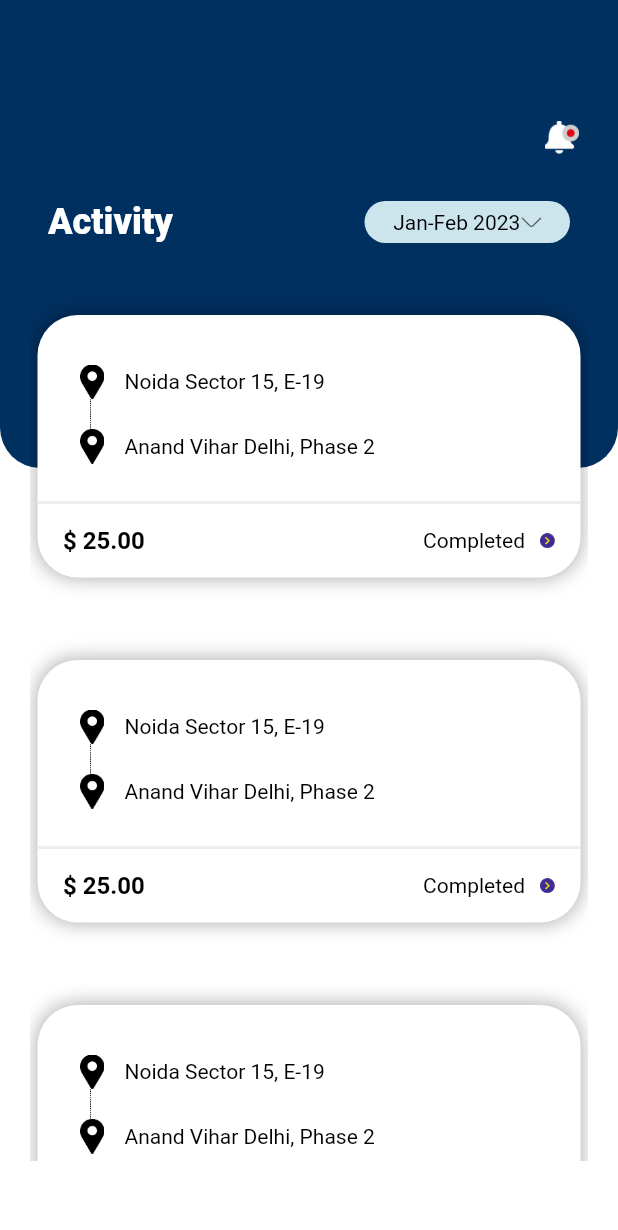
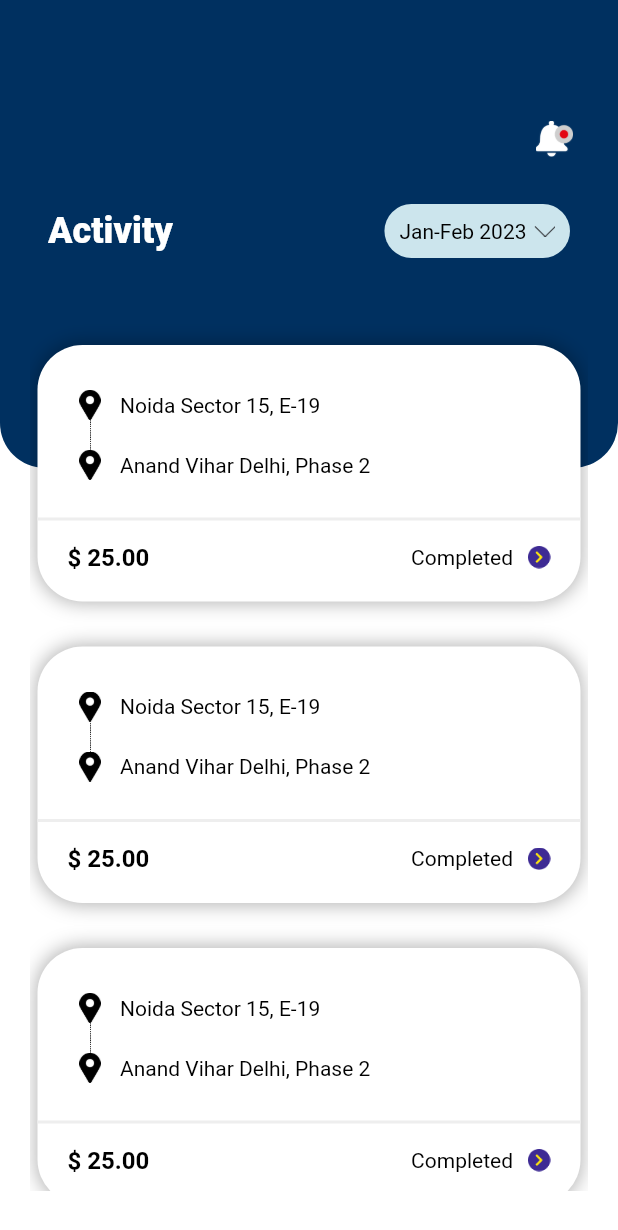
Before and after one commit to rinkuniks/flygrs-flutter, a Flutter app: the ActivityScreen screen opened directly, on a phone screen of 412 x 824 dp. Shown: the top 1230 px of the screen. Run offline on Flutter 3.47's test engine with Material 2 defaults, Android fonts, the light colour scheme and no system bars; our stand-ins replace flutter_rating_bar, flutter_svg, syncfusion_flutter_datepicker; missing offline and left inert: flutter_share; Roboto replaces fonts that are missing (Poppins).

Commit message:
UI modify

```diff
--- a/lib/res/components/NotificationHeader.dart
+++ b/lib/res/components/NotificationHeader.dart
@@ -17,7 +17,7 @@ class _NotificationHeaderState extends State<NotificationHeader> {
   @override
   Widget build(BuildContext context) {
     return  Padding(
-      padding: const EdgeInsets.only(top: 40, right: 26, left: 20),
+      padding: const EdgeInsets.only(top: 40, right: 30, left: 20),
       child: Row(
         mainAxisAlignment: (widget.isBack ?? false == true) ? MainAxisAlignment.spaceBetween : MainAxisAlignment.end,
         children: [
@@ -38,8 +38,8 @@ class _NotificationHeaderState extends State<NotificationHeader> {
             },
             child: Image.asset(
               'assets/images/notification.png',
-              height: 23,
-              width: 23,
+              height: 25,
+              width: 25,
             ),
           )
         ],
--- a/lib/view/activity/activity.dart
+++ b/lib/view/activity/activity.dart
@@ -14,7 +14,13 @@ class ActivityScreen extends StatefulWidget {
 }
 
 class _ActivityScreenState extends State<ActivityScreen> {
-  final List<String> entries = <String>['Payment Method', 'History', 'Invite Friends', 'Settings', 'Logout'];
+  final List<String> entries = <String>[
+    'Payment Method',
+    'History',
+    'Invite Friends',
+    'Settings',
+    'Logout'
+  ];
   String _selectedDate = '';
   String _dateCount = '';
   String _range = '';
@@ -22,18 +28,6 @@ class _ActivityScreenState extends State<ActivityScreen> {
   bool isShowCalendar = false;
 
   void _onSelectionChanged(DateRangePickerSelectionChangedArgs args) {
-    /// The argument value will return the changed date as [DateTime] when the
-    /// widget [SfDateRangeSelectionMode] set as single.
-    ///
-    /// The argument value will return the changed dates as [List<DateTime>]
-    /// when the widget [SfDateRangeSelectionMode] set as multiple.
-    ///
-    /// The argument value will return the changed range as [PickerDateRange]
-    /// when the widget [SfDateRangeSelectionMode] set as range.
-    ///
-    /// The argument value will return the changed ranges as
-    /// [List<PickerDateRange] when the widget [SfDateRangeSelectionMode] set as
-    /// multi range.
     setState(() {
       if (args.value is PickerDateRange) {
         _range = '${DateFormat('dd/MM/yyyy').format(args.value.startDate)} -'
@@ -61,17 +55,19 @@ class _ActivityScreenState extends State<ActivityScreen> {
               left: 0,
               child: Container(
                 padding: const EdgeInsets.only(top: 40),
-                height: MediaQuery.of(context).size.height / 2 -100,
+                height: MediaQuery.of(context).size.height / 2 - 100,
                 decoration: const BoxDecoration(
-                  borderRadius: BorderRadius.only(bottomLeft:  Radius.circular(27), bottomRight:  Radius.circular(27)),
+                  borderRadius: BorderRadius.only(
+                      bottomLeft: Radius.circular(30),
+                      bottomRight: Radius.circular(30)),
                   color: AppColors.primaryBackgroundColor,
                 ),
                 child: Column(
                   children: [
                     const NotificationHeader(),
-
                     Container(
-                      margin: const EdgeInsets.only(left: 32, right: 32, top: 31),
+                      margin:
+                          const EdgeInsets.only(left: 32, right: 32, top: 31),
                       child: Row(
                         mainAxisAlignment: MainAxisAlignment.spaceBetween,
                         children: [
@@ -84,22 +80,21 @@ class _ActivityScreenState extends State<ActivityScreen> {
                                 color: AppColors.white),
                           ),
                           Container(
-                            height: 28,
-                            width: 137,
+                            padding: const EdgeInsets.all(10),
                             decoration: const BoxDecoration(
                                 color: AppColors.secondaryBackgroundColor,
-                              borderRadius: BorderRadius.all(Radius.circular(28))
-                            ),
-                            child:  Row(
+                                borderRadius:
+                                    BorderRadius.all(Radius.circular(30))),
+                            child: Row(
                               mainAxisAlignment: MainAxisAlignment.center,
                               children: [
                                 InkWell(
-                                  onTap: (){
+                                  onTap: () {
                                     setState(() {
                                       isShowCalendar = !isShowCalendar;
                                     });
                                   },
-                                  child:  const Text(
+                                  child: const Text(
                                     'Jan-Feb 2023',
                                     style: TextStyle(
                                         fontFamily: 'Poppins',
@@ -108,10 +103,12 @@ class _ActivityScreenState extends State<ActivityScreen> {
                                         color: AppColors.black),
                                   ),
                                 ),
-
+                                const SizedBox(
+                                  width: 5,
+                                ),
                                 Image.asset(
                                   'assets/images/dropdown.png',
-                                  height: 7,
+                                  height: 10,
                                   width: 14,
                                 ),
                               ],
@@ -122,40 +119,34 @@ class _ActivityScreenState extends State<ActivityScreen> {
                     )
                   ],
                 ),
-              )
-          ),
+              )),
           Positioned(
               top: 190,
               child: Container(
-                height: MediaQuery.of(context).size.height-240,
-                width: MediaQuery.of(context).size.width - 40,
-                margin: const EdgeInsets.symmetric(horizontal: 20),
-
+                height: MediaQuery.of(context).size.height - 200,
+                width: MediaQuery.of(context).size.width,
+                padding: const EdgeInsets.all(20),
                 child: ListView.builder(
                     padding: const EdgeInsets.only(top: 20, left: 5, right: 5),
                     itemCount: entries.length,
                     itemBuilder: (BuildContext context, int index) {
                       return Container(
-                          height: 175,
-                          margin: const EdgeInsets.only(bottom: 55),
+                        padding: const EdgeInsets.only(bottom: 20),
+                        margin: const EdgeInsets.only(bottom: 30),
                         decoration: BoxDecoration(
                             color: AppColors.white,
-                            borderRadius: BorderRadius.circular(27),
+                            borderRadius: BorderRadius.circular(30),
                             boxShadow: [
                               BoxShadow(
                                   color: Colors.black.withOpacity(0.3),
                                   blurRadius: 10,
                                   spreadRadius: 1),
                             ]),
-                        child:
-                        Column(
+                        child: Column(
                           children: [
                             Container(
                               margin: const EdgeInsets.only(
-                                top: 33,
-                                left: 25,
-                                right: 25,
-                              ),
+                                top: 30, left: 25, right: 25,),
                               child: Column(
                                   crossAxisAlignment: CrossAxisAlignment.start,
                                   children: [
@@ -163,21 +154,22 @@ class _ActivityScreenState extends State<ActivityScreen> {
                                       children: [
                                         Image.asset(
                                           'assets/images/location.png',
-                                          height: 23,
-                                          width: 23,
+                                          height: 20,
+                                          width: 20,
                                         ),
                                         const SizedBox(
                                           width: 10,
                                         ),
                                         const Expanded(
-                                            child:  Text(
+                                          child: Text(
                                             'Noida Sector 15, E-19',
                                             style: TextStyle(
                                                 fontFamily: 'Poppins',
                                                 fontSize: 14,
                                                 fontWeight: FontWeight.w400,
                                                 color: AppColors.black),
-                                            ),),
+                                          ),
+                                        ),
                                       ],
                                     ),
                                     Container(
@@ -192,37 +184,41 @@ class _ActivityScreenState extends State<ActivityScreen> {
                                       children: [
                                         Image.asset(
                                           'assets/images/location.png',
-                                          height: 23,
-                                          width: 23,
+                                          height: 20,
+                                          width: 20,
                                         ),
                                         const SizedBox(
                                           width: 10,
                                         ),
                                         const Expanded(
-                                            child:  Text(
+                                          child: Text(
                                             'Anand Vihar Delhi, Phase 2',
                                             style: TextStyle(
                                                 fontFamily: 'Poppins',
                                                 fontSize: 14,
                                                 fontWeight: FontWeight.w400,
                                                 color: AppColors.black),
-                                            ),),
+                                          ),
+                                        ),
                                       ],
                                     ),
                                   ]),
                             ),
                             Padding(
-                              padding: const EdgeInsets.only(top: 25, bottom: 15),
+                              padding:
+                                  const EdgeInsets.only(top: 25, bottom: 15),
                               child: Container(
                                 height: 2,
-                                width: MediaQuery.of(context).size.height-40,
+                                width: MediaQuery.of(context).size.height - 40,
                                 color: AppColors.shinnySilver,
                               ),
                             ),
                             Padding(
-                              padding: const EdgeInsets.only(left: 17, right: 17),
+                              padding:
+                                  const EdgeInsets.only(left: 20, right: 20),
                               child: Row(
-                                mainAxisAlignment: MainAxisAlignment.spaceBetween,
+                                mainAxisAlignment:
+                                    MainAxisAlignment.spaceBetween,
                                 children: [
                                   const Text(
                                     '\$ 25.00',
@@ -233,7 +229,8 @@ class _ActivityScreenState extends State<ActivityScreen> {
                                         color: AppColors.black),
                                   ),
                                   Row(
-                                    mainAxisAlignment: MainAxisAlignment.spaceBetween,
+                                    mainAxisAlignment:
+                                        MainAxisAlignment.spaceBetween,
                                     children: [
                                       const Text(
                                         'Completed',
@@ -243,11 +240,13 @@ class _ActivityScreenState extends State<ActivityScreen> {
                                             fontWeight: FontWeight.w400,
                                             color: AppColors.black),
                                       ),
-                                      const SizedBox(width: 10,),
+                                      const SizedBox(
+                                        width: 10,
+                                      ),
                                       Image.asset(
                                         'assets/images/arrow.png',
-                                        height: 10,
-                                        width: 10,
+                                        height: 15,
+                                        width: 15,
                                       ),
                                     ],
                                   )
@@ -256,25 +255,21 @@ class _ActivityScreenState extends State<ActivityScreen> {
                             ),
                           ],
                         ),
-
                       );
-                    }
-                ),
-              )
-          ),
-          if(isShowCalendar)
+                    }),
+              )),
+          if (isShowCalendar)
             Positioned(
               height: 450,
-            left: 32,
-            top: MediaQuery.of(context).size.height/2-200,
-            right: 32,
-
+              left: 30,
+              top: MediaQuery.of(context).size.height / 2 - 200,
+              right: 30,
               child: Container(
                 alignment: Alignment.center,
                 padding: const EdgeInsets.all(10),
                 decoration: BoxDecoration(
                     color: AppColors.white,
-                  borderRadius: BorderRadius.circular(27),
+                    borderRadius: BorderRadius.circular(30),
                     boxShadow: [
                       BoxShadow(
                           color: Colors.black.withOpacity(0.3),
@@ -288,14 +283,13 @@ class _ActivityScreenState extends State<ActivityScreen> {
                   // },
                   onCancel: () {
                     setState(() {
-                    isShowCalendar=false;
+                      isShowCalendar = false;
                     });
                   },
                   view: DateRangePickerView.year,
                   backgroundColor: AppColors.white,
                   // onSelectionChanged: _onSelectionChanged,
                   selectionMode: DateRangePickerSelectionMode.range,
-
                 ),
               ),
             )
```
Also changed, not shown: lib/view/home/home_screen.dart (+6 -7 lines), lib/view/preAuth/getStartedScreenView.dart (+9 -11 lines), lib/view/preAuth/signupLoginView.dart (+9 -11 lines). Lines whose indentation alone changed are shown as unchanged.
